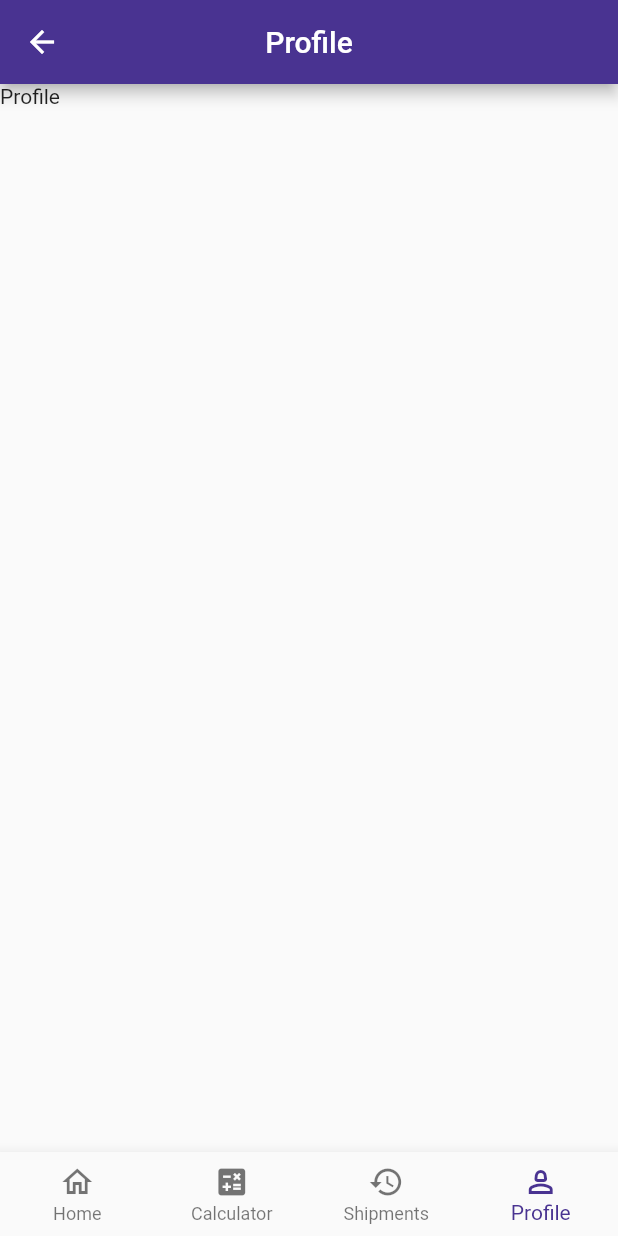
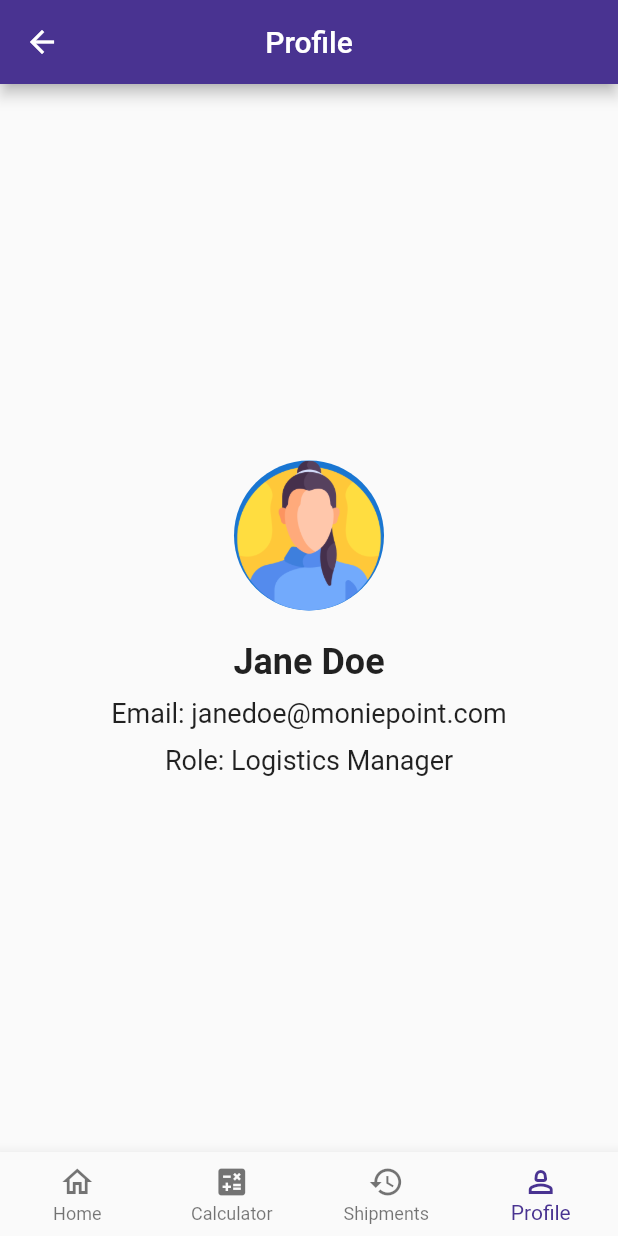
Before and after one commit to briankibiku/movemate, a Flutter app: the screen it shows after launch, item 4 of the bottom bar chosen, on a phone screen of 412 x 824 dp. Run offline on Flutter 3.47's test engine with Material 2 defaults, Android fonts, the phone set to English and light mode, and no system bars; our stand-ins replace dio, freezed_annotation; network calls fail.

Commit message:
feat: add app user profile page

```diff
--- a/lib/features/profile/presentation/pages/profile.dart
+++ b/lib/features/profile/presentation/pages/profile.dart
@@ -9,7 +9,41 @@ class Profile extends StatelessWidget {
   Widget build(BuildContext context) {
     return Scaffold(
       appBar: customAppBar(context, 'Profile'),
-      body: const Text('Profile'),
+      body: const Center(
+        child: Column(
+          mainAxisAlignment: MainAxisAlignment.center,
+          crossAxisAlignment: CrossAxisAlignment.center,
+          children: [
+            CircleAvatar(
+              radius: 50,
+              backgroundImage: AssetImage(
+                  'assets/images/woman.png'), // Replace with your image path
+            ),
+            SizedBox(height: 20),
+            Text(
+              'Jane Doe',
+              style: TextStyle(
+                fontSize: 24,
+                fontWeight: FontWeight.bold,
+              ),
+            ),
+            SizedBox(height: 10),
+            Text(
+              'Email: janedoe@moniepoint.com',
+              style: TextStyle(
+                fontSize: 18,
+              ),
+            ),
+            SizedBox(height: 10),
+            Text(
+              'Role: Logistics Manager',
+              style: TextStyle(
+                fontSize: 18,
+              ),
+            ),
+          ],
+        ),
+      ),
     );
   }
 }
```
Also changed, not shown: assets/images/woman.png (added).
